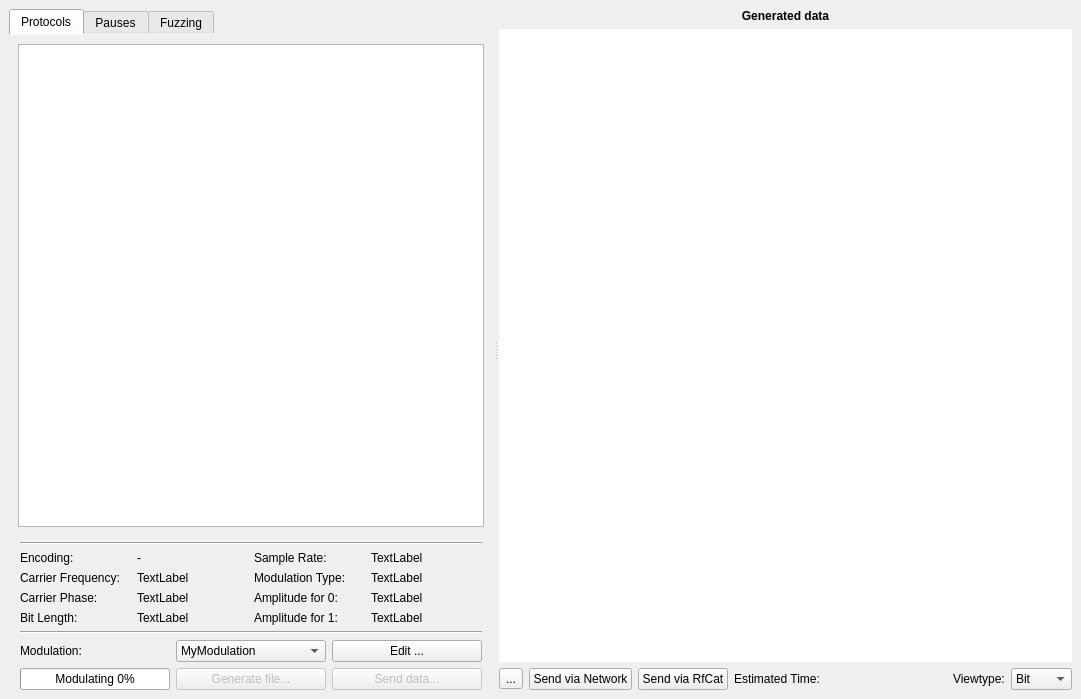
The window that ui/generator.ui (jopohl/urh) describes before a commit, drawn with Qt 5.
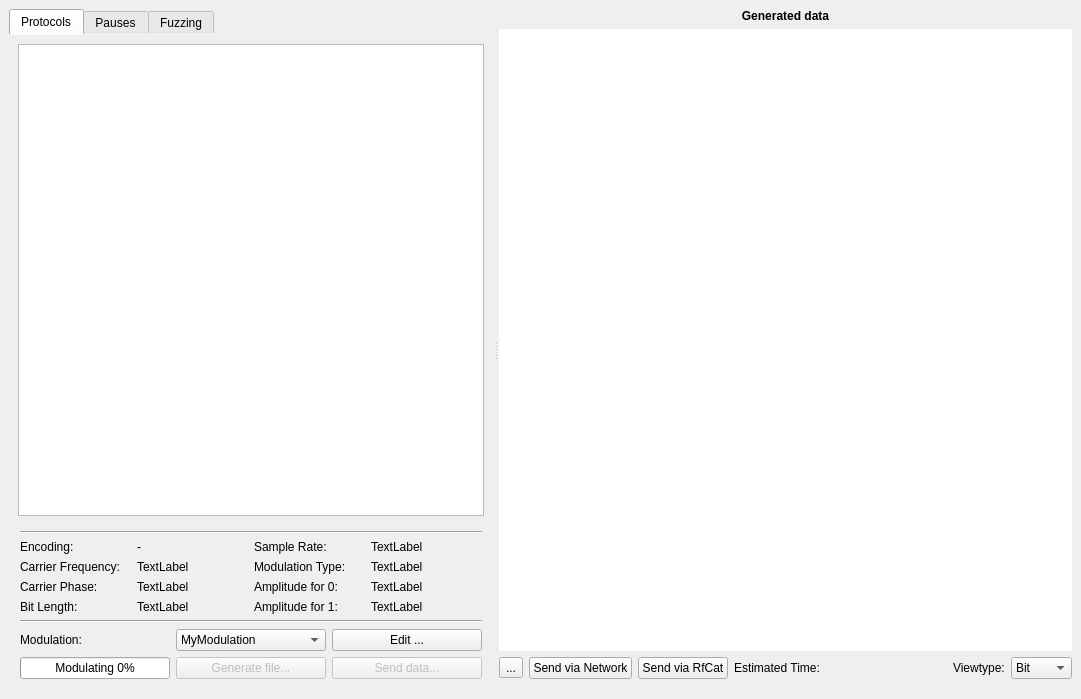
The same window after the commit. Icons and pictures are not drawn. Custom widgets are drawn as their Qt base class.

Commit message: increase bottom margin in generator

Diff of the .ui file:
```diff
--- a/ui/generator.ui
+++ b/ui/generator.ui
@@ -67,6 +67,9 @@
          </property>
          <widget class="QWidget" name="layoutWidget_2">
           <layout class="QVBoxLayout" name="verticalLayout">
+           <property name="bottomMargin">
+            <number>11</number>
+           </property>
            <item>
             <widget class="QTabWidget" name="tabWidget">
              <property name="sizePolicy">
@@ -464,6 +467,9 @@
          </widget>
          <widget class="QWidget" name="layoutWidget">
           <layout class="QGridLayout" name="gridLayout_2">
+           <property name="bottomMargin">
+            <number>11</number>
+           </property>
            <item row="0" column="0" colspan="7">
             <widget class="QLabel" name="label_3">
              <property name="font">
```
The commit also changes 1 other file.
